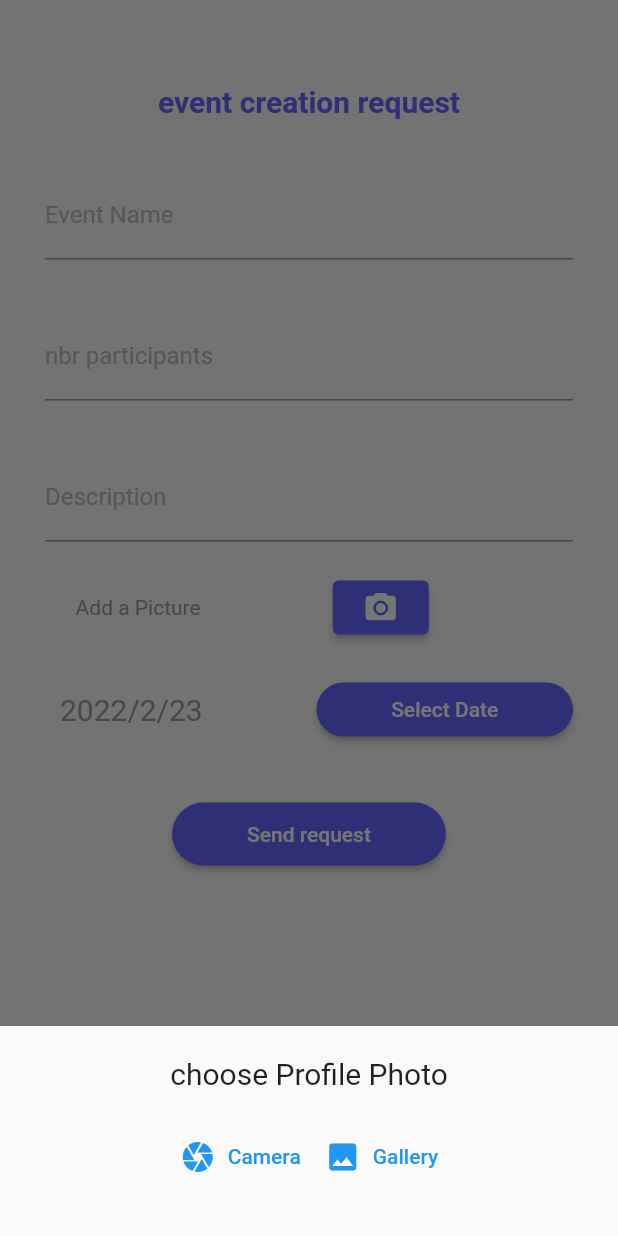
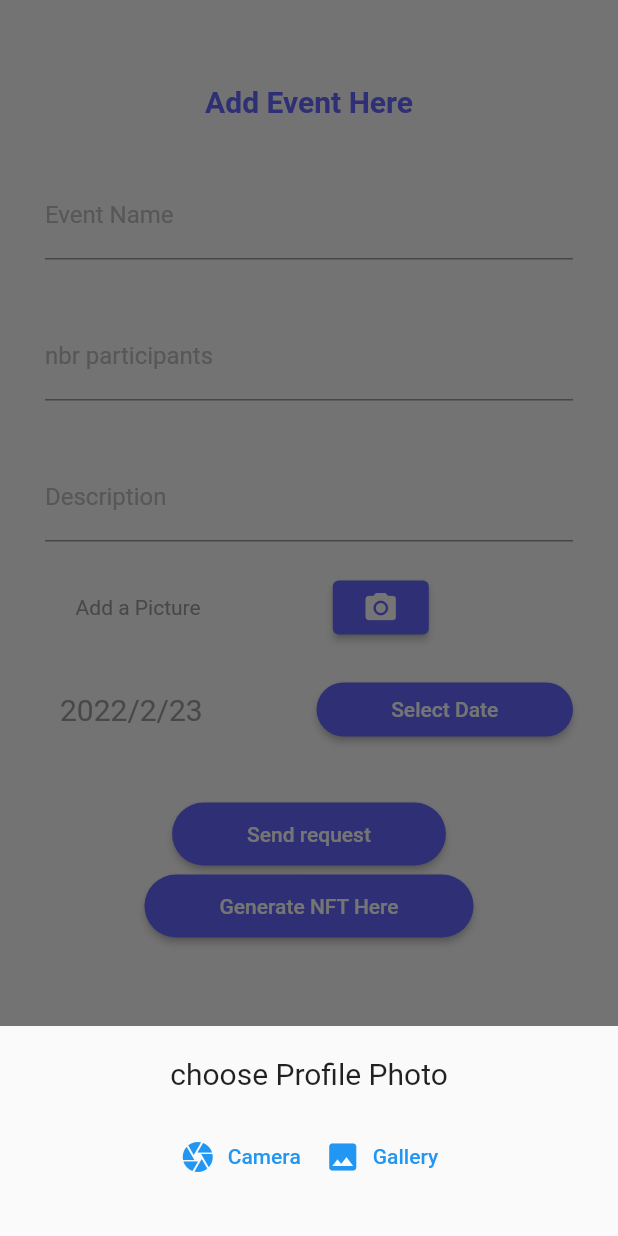
Before and after one commit to youssefzmander/Eventado, a Flutter app: the Create screen opened directly, after a tap on the "camera alt" icon, on a phone screen of 412 x 824 dp. Run offline on Flutter 3.47's test engine with Material 2 defaults, Android fonts, the phone set to English and light mode, and no system bars; our stand-ins replace flutter_switch, image_picker.

```diff
--- a/lib/UserHome/create_events_page.dart
+++ b/lib/UserHome/create_events_page.dart
@@ -7,6 +7,7 @@ import 'package:pim/UserHome/paiement-page.dart';
 import 'package:pim/singin.out/avatr_page.dart';
 
 import '../main.dart';
+
 class Create extends StatelessWidget {
   @override
   Widget build(BuildContext context) {
@@ -16,71 +17,83 @@ class Create extends StatelessWidget {
         backgroundColor: Colors.white.withOpacity(0),
       ),
       body: SingleChildScrollView(
-        child:  Column(
+        child: Column(
           children: [
             Container(
-              margin: EdgeInsets.symmetric(horizontal: 20,
+              margin: const EdgeInsets.symmetric(
+                horizontal: 20,
               ),
               child: Column(
                 crossAxisAlignment: CrossAxisAlignment.center,
-                children: [
-                  Text("event creation request",
+                children: const [
+                  Text(
+                    "Add Event Here",
                     style: TextStyle(
                       fontSize: 20,
                       fontWeight: FontWeight.bold,
                       color: color,
-                  ),)
+                    ),
+                  )
                 ],
               ),
             ),
-            SizedBox(height: 35,),
+            const SizedBox(
+              height: 35,
+            ),
             CreateForm(),
-            SizedBox(height: 35,),
+            SizedBox(
+              height: 35,
+            ),
           ],
-
         ),
-
       ),
     );
   }
-
 }
 
-class CreateForm extends StatefulWidget{
+class CreateForm extends StatefulWidget {
   @override
   _CreateFormFormState createState() => _CreateFormFormState();
 }
 
-class _CreateFormFormState extends State <CreateForm>{
-  DateTime date = DateTime(2022, 02 ,23);
+class _CreateFormFormState extends State<CreateForm> {
+  DateTime date = DateTime(2022, 02, 23);
   @override
   Widget build(BuildContext context) {
-    return Container(
-      margin: EdgeInsets.symmetric(
+    return Form(
+      child: Container(
+        margin: const EdgeInsets.symmetric(
           horizontal: 30,
         ),
         child: Column(
-        children:<Widget> [
+          children: <Widget>[
             TextField(
               decoration: InputDecoration(
                 labelText: "Event Name ",
-              labelStyle: TextStyle(color: Colors.grey[400],
+                labelStyle: TextStyle(
+                  color: Colors.grey[400],
                 ),
               ),
             ),
-          SizedBox(height: 35,),
+            const SizedBox(
+              height: 35,
+            ),
             TextField(
               decoration: InputDecoration(
                 labelText: "nbr participants",
-              labelStyle: TextStyle(color: Colors.grey[400],
+                labelStyle: TextStyle(
+                  color: Colors.grey[400],
                 ),
               ),
             ),
-          SizedBox(height: 35,),
+            const SizedBox(
+              height: 35,
+            ),
             TextField(
               decoration: InputDecoration(
                 labelText: "Description",
-              labelStyle: TextStyle(color: Colors.grey[400],
+                labelStyle: TextStyle(
+                  color: Colors.grey[400],
                 ),
               ),
             ),
@@ -91,34 +104,40 @@ class _CreateFormFormState extends State <CreateForm>{
               alignment: Alignment.centerRight,
               child: Padding(
                 padding: const EdgeInsets.only(left: 10),
-            child:Row(
+                child: Row(
                   children: <Widget>[
-               Expanded( child: Text("${date.year}/${date.month}/${date.day}",
-                 style:TextStyle(fontSize: 20,color: Colors.grey) ,),
+                    Expanded(
+                      child: Text(
+                        "${date.year}/${date.month}/${date.day}",
+                        style:
+                            const TextStyle(fontSize: 20, color: Colors.grey),
                       ),
-                Expanded(child:ElevatedButton(
-               onPressed: () async{
-               DateTime? newDate=await showDatePicker(context: context,
+                    ),
+                    Expanded(
+                      child: ElevatedButton(
+                          onPressed: () async {
+                            DateTime? newDate = await showDatePicker(
+                              context: context,
                               initialDate: date,
                               firstDate: DateTime(2022),
                               lastDate: DateTime(2050),
                             );
-                  if(newDate == null)return;
-                  setState(()=> date=newDate);
+                            if (newDate == null) return;
+                            setState(() => date = newDate);
                           },
                           style: ElevatedButton.styleFrom(
-                      shape: StadiumBorder(),
+                            shape: const StadiumBorder(),
                             primary: color,
-
                           ),
-                  child: Text("Select Date")),
-
+                          child: const Text("Select Date")),
                     ),
                   ],
                 ),
               ),
             ),
-          SizedBox(height: 35,),
+            SizedBox(
+              height: 35,
+            ),
             ElevatedButton(
               style: ElevatedButton.styleFrom(
                 shape: StadiumBorder(),
@@ -140,72 +159,109 @@ class _CreateFormFormState extends State <CreateForm>{
                 );
               },
             ),
+            ElevatedButton(
+              style: ElevatedButton.styleFrom(
+                shape: StadiumBorder(),
+                primary: color,
+                padding: const EdgeInsets.symmetric(
+                  horizontal: 50,
+                  vertical: 13,
+                ),
+              ),
+              child: const Text(
+                'Generate NFT Here',
+              ),
+              onPressed: () {
+                Navigator.push(
+                  context,
+                  MaterialPageRoute(
+                    builder: (context) => Paiemenet(),
+                  ),
+                );
+              },
+            )
           ],
+        ),
       ),
     );
   }
 }
 
-class Affiche extends StatefulWidget{
+class Affiche extends StatefulWidget {
   @override
   AfficheState createState() => AfficheState();
-
 }
 
-class AfficheState extends State <Affiche> {
-  File? image ;
+class AfficheState extends State<Affiche> {
+  File? image;
   @override
   Widget build(BuildContext context) {
-    return  Container(
-       margin: EdgeInsets.symmetric(
+    return Container(
+      margin: const EdgeInsets.symmetric(
         horizontal: 10,
       ),
-      child: Row( mainAxisAlignment: MainAxisAlignment.center,
-          children:[
-            image != null ? Image.file(image!,
+      child: Row(mainAxisAlignment: MainAxisAlignment.center, children: [
+        image != null
+            ? Image.file(
+                image!,
                 width: 160,
                 height: 160,
-              fit: BoxFit.cover,)
-                :Text("   Add a Picture           ",style: TextStyle(color: Colors.grey),),
-            SizedBox(width: 50,),
-            ElevatedButton(onPressed: () {
-              showModalBottomSheet(context: context,
-                  builder : ((Builder)=> bottomSheet())); },
-              child: Icon(Icons.camera_alt ,),
+                fit: BoxFit.cover,
+              )
+            : const Text(
+                "   Add a Picture           ",
+                style: TextStyle(color: Colors.grey),
+              ),
+        const SizedBox(
+          width: 50,
+        ),
+        ElevatedButton(
+          onPressed: () {
+            showModalBottomSheet(
+                context: context, builder: ((Builder) => bottomSheet()));
+          },
+          child: const Icon(
+            Icons.camera_alt,
+          ),
           style: ButtonStyle(
-                backgroundColor:MaterialStateProperty.all<Color>(color),),
+            backgroundColor: MaterialStateProperty.all<Color>(color),
+          ),
         ),
         const Spacer(),
-
-          ]
-      ),
+      ]),
     );
-
   }
 
   Widget bottomSheet() {
     return Container(
       height: 100.0,
-      width: MediaQuery
-          .of(context).size.width,
+      width: MediaQuery.of(context).size.width,
       margin: EdgeInsets.symmetric(
         horizontal: 20,
         vertical: 20,
       ),
       child: Column(
         children: <Widget>[
-          Text("choose Profile Photo",
-            style: TextStyle(
-                fontSize: 20.0),),
-          SizedBox(height: 20,),
+          const Text(
+            "choose Profile Photo",
+            style: TextStyle(fontSize: 20.0),
+          ),
+          const SizedBox(
+            height: 20,
+          ),
           Row(
-            mainAxisAlignment: MainAxisAlignment.center, children: <Widget>[
-            TextButton.icon(onPressed: () {
-              takePhoto(ImageSource.camera);},
+            mainAxisAlignment: MainAxisAlignment.center,
+            children: <Widget>[
+              TextButton.icon(
+                  onPressed: () {
+                    takePhoto(ImageSource.camera);
+                  },
                   icon: Icon(Icons.camera),
                   label: Text("Camera")),
-            TextButton.icon(onPressed: () {
-              takePhoto(ImageSource.gallery);},
+              TextButton.icon(
+                  onPressed: () {
+                    takePhoto(ImageSource.gallery);
+                  },
                   icon: Icon(Icons.image),
                   label: Text("Gallery"))
             ],
@@ -214,12 +270,15 @@ class AfficheState extends State <Affiche> {
       ),
     );
   }
+
   Future takePhoto(ImageSource source) async {
-    try{final image = await ImagePicker().pickImage(source: source);
-    if ( image == null) return ;
+    try {
+      final image = await ImagePicker().pickImage(source: source);
+      if (image == null) return;
       final imageTemporary = File(image.path);
-    setState(() => this.image=imageTemporary ); }
-    on PlatformException catch (e){
-      print ("failed to pick image: $e");
-    }}
+      setState(() => this.image = imageTemporary);
+    } on PlatformException catch (e) {
+      print("failed to pick image: $e");
     }
+  }
+}
--- a/pubspec.yaml
+++ b/pubspec.yaml
@@ -37,6 +37,9 @@ dependencies:
   cupertino_icons: ^1.0.2
   image_picker: ^0.8.4+9
   flutter_switch: ^0.3.2
+  http: ^0.13.4
+
+
 
 
 
```
Also changed, not shown: lib/singin.out/login_page.dart (+26 -26 lines), lib/singin.out/singup_page.dart (+46 -4 lines), lib/singin.out/welcome_page.dart (+5 -5 lines), pubspec.lock. Lines whose indentation alone changed are shown as unchanged.
